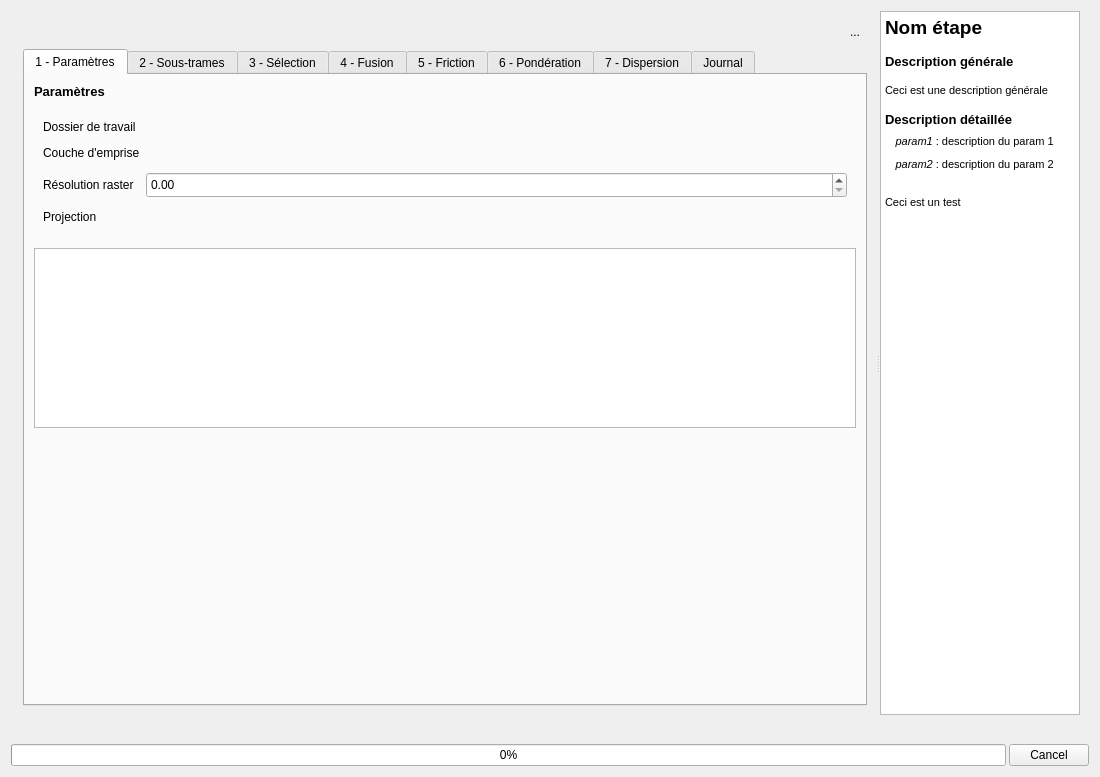
Qt form BioDispersal_dialog_base.ui (MathieuChailloux/BioDispersal) before a commit.
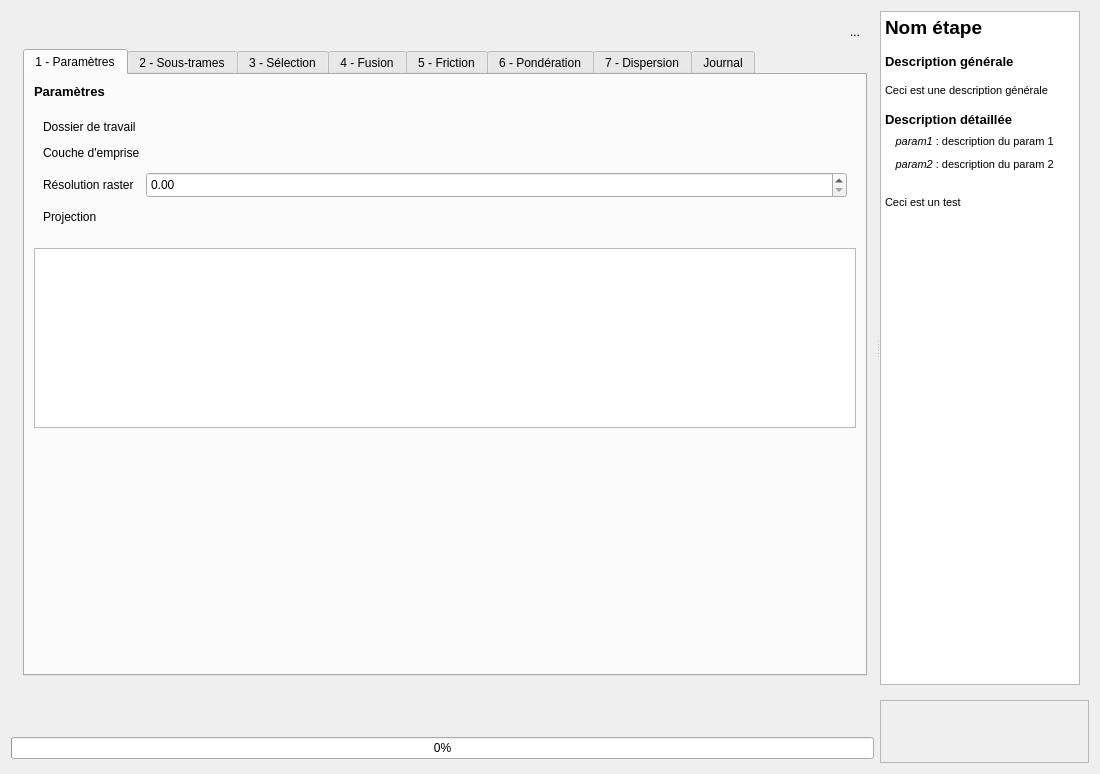
The same form after that commit. Icons and pictures are not drawn. Custom widgets are drawn as their Qt base class.

```diff
--- a/BioDispersal_dialog_base.ui
+++ b/BioDispersal_dialog_base.ui
@@ -7,7 +7,7 @@
     <x>0</x>
     <y>0</y>
     <width>1100</width>
-    <height>777</height>
+    <height>774</height>
    </rect>
   </property>
   <property name="sizePolicy">
@@ -19,11 +19,8 @@
   <property name="windowTitle">
    <string>BioDispersal</string>
   </property>
-  <layout class="QVBoxLayout" name="verticalLayout">
-   <property name="spacing">
-    <number>3</number>
-   </property>
-   <item>
+  <layout class="QGridLayout" name="gridLayout_22">
+   <item row="0" column="0" colspan="2">
     <widget class="QFrame" name="frame">
      <property name="sizePolicy">
       <sizepolicy hsizetype="Expanding" vsizetype="Expanding">
@@ -79,8 +76,8 @@
            <rect>
             <x>0</x>
             <y>0</y>
-            <width>866</width>
-            <height>700</height>
+            <width>865</width>
+            <height>678</height>
            </rect>
           </property>
           <property name="sizePolicy">
@@ -4391,18 +4388,18 @@
           <string>&lt;!DOCTYPE HTML PUBLIC &quot;-//W3C//DTD HTML 4.0//EN&quot; &quot;http://www.w3.org/TR/REC-html40/strict.dtd&quot;&gt;
 &lt;html&gt;&lt;head&gt;&lt;meta name=&quot;qrichtext&quot; content=&quot;1&quot; /&gt;&lt;style type=&quot;text/css&quot;&gt;
 p, li { white-space: pre-wrap; }
-&lt;/style&gt;&lt;/head&gt;&lt;body style=&quot; font-family:'Ubuntu'; font-size:11pt; font-weight:400; font-style:normal;&quot;&gt;
-&lt;p style=&quot; margin-top:0px; margin-bottom:0px; margin-left:0px; margin-right:0px; -qt-block-indent:0; text-indent:0px;&quot;&gt;&lt;span style=&quot; font-family:'MS Shell Dlg 2'; font-size:14pt; font-weight:600;&quot;&gt;Nom étape&lt;/span&gt;&lt;/p&gt;
-&lt;p style=&quot;-qt-paragraph-type:empty; margin-top:0px; margin-bottom:0px; margin-left:0px; margin-right:0px; -qt-block-indent:0; text-indent:0px; font-family:'MS Shell Dlg 2'; font-size:10pt; font-weight:600;&quot;&gt;&lt;br /&gt;&lt;/p&gt;
-&lt;p style=&quot; margin-top:0px; margin-bottom:0px; margin-left:0px; margin-right:0px; -qt-block-indent:0; text-indent:0px;&quot;&gt;&lt;span style=&quot; font-family:'MS Shell Dlg 2'; font-size:10pt; font-weight:600;&quot;&gt;Description générale&lt;/span&gt;&lt;/p&gt;
-&lt;p style=&quot;-qt-paragraph-type:empty; margin-top:0px; margin-bottom:0px; margin-left:0px; margin-right:0px; -qt-block-indent:0; text-indent:0px; font-family:'MS Shell Dlg 2'; font-size:10pt; font-weight:600;&quot;&gt;&lt;br /&gt;&lt;/p&gt;
-&lt;p style=&quot; margin-top:0px; margin-bottom:0px; margin-left:0px; margin-right:0px; -qt-block-indent:0; text-indent:0px;&quot;&gt;&lt;span style=&quot; font-family:'MS Shell Dlg 2'; font-size:8pt;&quot;&gt;Ceci est une description générale&lt;/span&gt;&lt;/p&gt;
-&lt;p style=&quot;-qt-paragraph-type:empty; margin-top:0px; margin-bottom:0px; margin-left:0px; margin-right:0px; -qt-block-indent:0; text-indent:0px; font-family:'MS Shell Dlg 2'; font-size:10pt; font-weight:600;&quot;&gt;&lt;br /&gt;&lt;/p&gt;
-&lt;p style=&quot; margin-top:0px; margin-bottom:0px; margin-left:0px; margin-right:0px; -qt-block-indent:0; text-indent:0px;&quot;&gt;&lt;span style=&quot; font-family:'MS Shell Dlg 2'; font-size:10pt; font-weight:600;&quot;&gt;Description détaillée&lt;/span&gt;&lt;/p&gt;
-&lt;p style=&quot; margin-top:0px; margin-bottom:0px; margin-left:0px; margin-right:0px; -qt-block-indent:0; text-indent:0px;&quot;&gt;&lt;span style=&quot; font-family:'MS Shell Dlg 2'; font-size:14pt; font-weight:600;&quot;&gt;  &lt;/span&gt;&lt;span style=&quot; font-family:'MS Shell Dlg 2'; font-size:8pt; font-style:italic;&quot;&gt;param1&lt;/span&gt;&lt;span style=&quot; font-family:'MS Shell Dlg 2'; font-size:8pt;&quot;&gt; : description du param 1&lt;/span&gt;&lt;/p&gt;
-&lt;p style=&quot; margin-top:0px; margin-bottom:0px; margin-left:0px; margin-right:0px; -qt-block-indent:0; text-indent:0px;&quot;&gt;&lt;span style=&quot; font-family:'MS Shell Dlg 2'; font-size:14pt; font-weight:600;&quot;&gt;  &lt;/span&gt;&lt;span style=&quot; font-family:'MS Shell Dlg 2'; font-size:8pt; font-style:italic;&quot;&gt;param2&lt;/span&gt;&lt;span style=&quot; font-family:'MS Shell Dlg 2'; font-size:8pt;&quot;&gt; : description du param 2&lt;/span&gt;&lt;/p&gt;
-&lt;p style=&quot;-qt-paragraph-type:empty; margin-top:0px; margin-bottom:0px; margin-left:0px; margin-right:0px; -qt-block-indent:0; text-indent:0px; font-family:'MS Shell Dlg 2'; font-size:14pt; font-weight:600;&quot;&gt;&lt;br /&gt;&lt;/p&gt;
-&lt;p style=&quot; margin-top:0px; margin-bottom:0px; margin-left:0px; margin-right:0px; -qt-block-indent:0; text-indent:0px;&quot;&gt;&lt;span style=&quot; font-family:'MS Shell Dlg 2'; font-size:8pt;&quot;&gt;Ceci est un test&lt;/span&gt;&lt;/p&gt;&lt;/body&gt;&lt;/html&gt;</string>
+&lt;/style&gt;&lt;/head&gt;&lt;body style=&quot; font-family:'MS Shell Dlg 2'; font-size:8.25pt; font-weight:400; font-style:normal;&quot;&gt;
+&lt;p style=&quot; margin-top:0px; margin-bottom:0px; margin-left:0px; margin-right:0px; -qt-block-indent:0; text-indent:0px;&quot;&gt;&lt;span style=&quot; font-size:14pt; font-weight:600;&quot;&gt;Nom étape&lt;/span&gt;&lt;/p&gt;
+&lt;p style=&quot;-qt-paragraph-type:empty; margin-top:0px; margin-bottom:0px; margin-left:0px; margin-right:0px; -qt-block-indent:0; text-indent:0px; font-size:10pt; font-weight:600;&quot;&gt;&lt;br /&gt;&lt;/p&gt;
+&lt;p style=&quot; margin-top:0px; margin-bottom:0px; margin-left:0px; margin-right:0px; -qt-block-indent:0; text-indent:0px;&quot;&gt;&lt;span style=&quot; font-size:10pt; font-weight:600;&quot;&gt;Description générale&lt;/span&gt;&lt;/p&gt;
+&lt;p style=&quot;-qt-paragraph-type:empty; margin-top:0px; margin-bottom:0px; margin-left:0px; margin-right:0px; -qt-block-indent:0; text-indent:0px; font-size:10pt; font-weight:600;&quot;&gt;&lt;br /&gt;&lt;/p&gt;
+&lt;p style=&quot; margin-top:0px; margin-bottom:0px; margin-left:0px; margin-right:0px; -qt-block-indent:0; text-indent:0px;&quot;&gt;&lt;span style=&quot; font-size:8pt;&quot;&gt;Ceci est une description générale&lt;/span&gt;&lt;/p&gt;
+&lt;p style=&quot;-qt-paragraph-type:empty; margin-top:0px; margin-bottom:0px; margin-left:0px; margin-right:0px; -qt-block-indent:0; text-indent:0px; font-size:10pt; font-weight:600;&quot;&gt;&lt;br /&gt;&lt;/p&gt;
+&lt;p style=&quot; margin-top:0px; margin-bottom:0px; margin-left:0px; margin-right:0px; -qt-block-indent:0; text-indent:0px;&quot;&gt;&lt;span style=&quot; font-size:10pt; font-weight:600;&quot;&gt;Description détaillée&lt;/span&gt;&lt;/p&gt;
+&lt;p style=&quot; margin-top:0px; margin-bottom:0px; margin-left:0px; margin-right:0px; -qt-block-indent:0; text-indent:0px;&quot;&gt;&lt;span style=&quot; font-size:14pt; font-weight:600;&quot;&gt;  &lt;/span&gt;&lt;span style=&quot; font-size:8pt; font-style:italic;&quot;&gt;param1&lt;/span&gt;&lt;span style=&quot; font-size:8pt;&quot;&gt; : description du param 1&lt;/span&gt;&lt;/p&gt;
+&lt;p style=&quot; margin-top:0px; margin-bottom:0px; margin-left:0px; margin-right:0px; -qt-block-indent:0; text-indent:0px;&quot;&gt;&lt;span style=&quot; font-size:14pt; font-weight:600;&quot;&gt;  &lt;/span&gt;&lt;span style=&quot; font-size:8pt; font-style:italic;&quot;&gt;param2&lt;/span&gt;&lt;span style=&quot; font-size:8pt;&quot;&gt; : description du param 2&lt;/span&gt;&lt;/p&gt;
+&lt;p style=&quot;-qt-paragraph-type:empty; margin-top:0px; margin-bottom:0px; margin-left:0px; margin-right:0px; -qt-block-indent:0; text-indent:0px; font-size:14pt; font-weight:600;&quot;&gt;&lt;br /&gt;&lt;/p&gt;
+&lt;p style=&quot; margin-top:0px; margin-bottom:0px; margin-left:0px; margin-right:0px; -qt-block-indent:0; text-indent:0px;&quot;&gt;&lt;span style=&quot; font-size:8pt;&quot;&gt;Ceci est un test&lt;/span&gt;&lt;/p&gt;&lt;/body&gt;&lt;/html&gt;</string>
          </property>
          <property name="openLinks">
           <bool>false</bool>
@@ -4413,33 +4410,102 @@
      </layout>
     </widget>
    </item>
-   <item>
+   <item row="1" column="0">
     <widget class="QLabel" name="lblProgress">
+     <property name="sizePolicy">
+      <sizepolicy hsizetype="Preferred" vsizetype="Fixed">
+       <horstretch>0</horstretch>
+       <verstretch>0</verstretch>
+      </sizepolicy>
+     </property>
      <property name="text">
       <string/>
      </property>
     </widget>
    </item>
-   <item>
-    <layout class="QHBoxLayout" name="horizontalLayout_3">
-     <property name="topMargin">
+   <item row="1" column="1" rowspan="2">
+    <widget class="QFrame" name="frame_10">
+     <property name="frameShape">
+      <enum>QFrame::StyledPanel</enum>
+     </property>
+     <property name="frameShadow">
+      <enum>QFrame::Raised</enum>
+     </property>
+     <layout class="QHBoxLayout" name="horizontalLayout_3">
+      <property name="topMargin">
+       <number>0</number>
+      </property>
+      <property name="bottomMargin">
+       <number>0</number>
+      </property>
+      <item>
+       <widget class="QLabel" name="label_2">
+        <property name="sizePolicy">
+         <sizepolicy hsizetype="Fixed" vsizetype="Fixed">
+          <horstretch>0</horstretch>
+          <verstretch>0</verstretch>
+         </sizepolicy>
+        </property>
+        <property name="minimumSize">
+         <size>
+          <width>61</width>
+          <height>61</height>
+         </size>
+        </property>
+        <property name="maximumSize">
+         <size>
+          <width>61</width>
+          <height>61</height>
+         </size>
+        </property>
+        <property name="toolTip">
+         <string>http://www.irstea.fr</string>
+        </property>
+        <property name="text">
+         <string/>
+        </property>
+        <property name="pixmap">
+         <pixmap resource="resources.qrc">:/plugins/eco_cont/icons/logoIrstea.png</pixmap>
+        </property>
+        <property name="scaledContents">
+         <bool>true</bool>
+        </property>
+       </widget>
+      </item>
+      <item>
+       <widget class="QLabel" name="label">
+        <property name="minimumSize">
+         <size>
+          <width>122</width>
+          <height>61</height>
+         </size>
+        </property>
+        <property name="maximumSize">
+         <size>
+          <width>122</width>
+          <height>61</height>
+         </size>
+        </property>
+        <property name="text">
+         <string/>
+        </property>
+        <property name="pixmap">
+         <pixmap resource="resources.qrc">:/plugins/eco_cont/icons/logoTetis.png</pixmap>
+        </property>
+        <property name="scaledContents">
+         <bool>true</bool>
+        </property>
+       </widget>
+      </item>
+     </layout>
+    </widget>
+   </item>
+   <item row="2" column="0">
+    <widget class="QProgressBar" name="progressBar">
+     <property name="value">
       <number>0</number>
      </property>
-     <item>
-      <widget class="QProgressBar" name="progressBar">
-       <property name="value">
-        <number>0</number>
-       </property>
-      </widget>
-     </item>
-     <item>
-      <widget class="QPushButton" name="buttonCancel">
-       <property name="text">
-        <string>Cancel</string>
-       </property>
-      </widget>
-     </item>
-    </layout>
+    </widget>
    </item>
   </layout>
  </widget>
```
Left out of the diff: 72 changed lines with no effect on the pictures.
